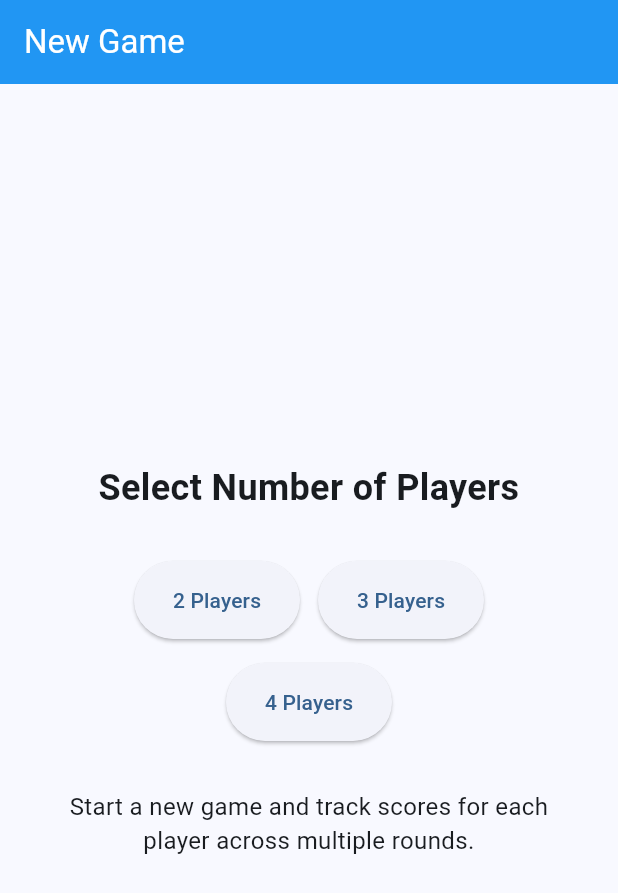
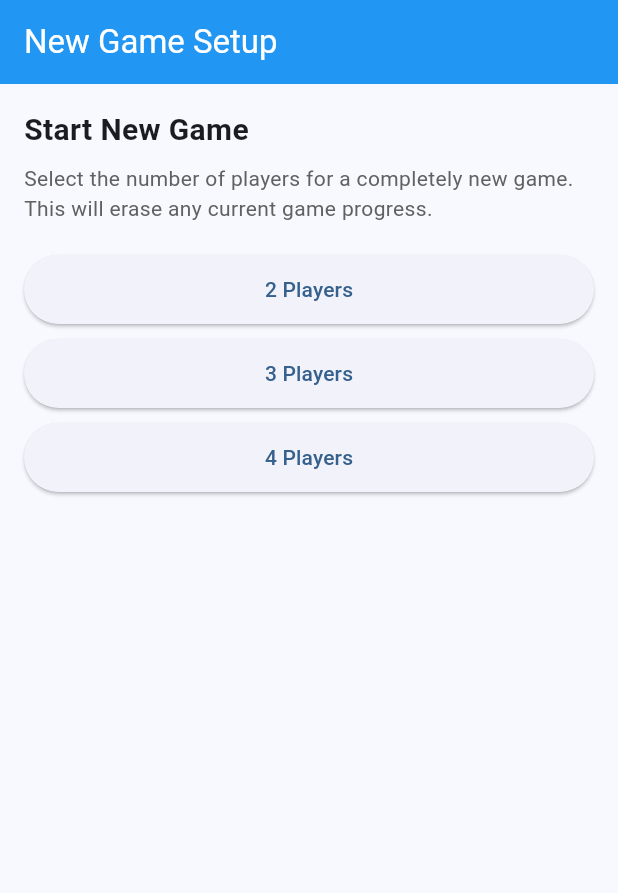
Before and after one commit to Waeladi/score_keeper, a Flutter app: the screen it shows after launch, on a phone screen of 412 x 824 dp. Shown: the top 893 px of the screen. Run offline on Flutter 3.47's test engine with Material 3 defaults, Android fonts, the phone set to English and light mode, and no system bars; our stand-ins replace firebase_analytics, firebase_core, firebase_crashlytics, fl_chart, shared_preferences; accounts and stored records are empty.

Commit message:
feat: Add reset game functionality

```diff
--- a/lib/main.dart
+++ b/lib/main.dart
@@ -11,9 +11,12 @@ import 'package:flutter/foundation.dart';
 import 'package:firebase_crashlytics/firebase_crashlytics.dart';
 
 void main() {
-  WidgetsFlutterBinding.ensureInitialized();
+  // WidgetsFlutterBinding.ensureInitialized(); // <-- MOVE THIS LINE
 
   runZonedGuarded(() async {
+    // Ensure bindings are initialized WITHIN the zone
+    WidgetsFlutterBinding.ensureInitialized(); // <-- TO HERE
+
     await Firebase.initializeApp(
       options: DefaultFirebaseOptions.currentPlatform,
     );
@@ -208,6 +211,63 @@ class _MainScreenState extends State<MainScreen> {
     print('Firebase Analytics: Logged navigation to ${tabNames[index]}');
   }
 
+  // Method to handle the actual reset logic
+  void _resetCurrentGame() {
+    setState(() {
+      _gameState.currentScores = List.filled(4, 0); // Reset scores for all potential player slots
+      _gameState.scoreHistory.clear();
+      _gameState.currentRound = 1;
+      // _gameState.playerNames and _gameState.playerCount remain unchanged
+      _selectedIndex = 0; // Switch to Home tab after reset
+    });
+    _gameState.save(); // Save the reset state
+
+    ScaffoldMessenger.of(context).showSnackBar(
+      const SnackBar(
+        content: Text('Game Reset! Scores and history cleared.'),
+        backgroundColor: Colors.orange,
+      ),
+    );
+  }
+
+  // Method to show the confirmation dialog before resetting
+  void _showResetConfirmationDialog() {
+    // Ensure there's actually a game to reset
+    if (!_gameState.isGameStarted || _gameState.scoreHistory.isEmpty) {
+      ScaffoldMessenger.of(context).showSnackBar(
+        const SnackBar(
+          content: Text('No game progress to reset.'),
+          backgroundColor: Colors.blueGrey,
+        ),
+      );
+      return;
+    }
+
+    showDialog(
+      context: context,
+      builder: (context) => AlertDialog(
+        title: const Text('Reset Current Game?'),
+        content: const Text(
+          'This will clear all scores for the current players. Player names will be kept. This action cannot be undone.',
+        ),
+        actions: [
+          TextButton(
+            onPressed: () => Navigator.of(context).pop(),
+            child: const Text('Cancel'),
+          ),
+          TextButton(
+            style: TextButton.styleFrom(foregroundColor: Colors.red),
+            onPressed: () {
+              Navigator.of(context).pop(); // Close the dialog
+              _resetCurrentGame(); // Perform the reset
+            },
+            child: const Text('Reset Game'),
+          ),
+        ],
+      ),
+    );
+  }
+
   @override
   Widget build(BuildContext context) {
     if (_isLoading) {
@@ -240,6 +300,8 @@ class _MainScreenState extends State<MainScreen> {
       ),
       NewGameScreen(
         onNewGame: _startNewGame,
+        onResetGame: _showResetConfirmationDialog,
+        currentGameState: _gameState,
         showAppBar: false,
       ),
       GraphScreen(
@@ -1489,128 +1551,100 @@ class _HistoryScreenState extends State<HistoryScreen> {
 // New Game Screen
 class NewGameScreen extends StatelessWidget {
   final Function(int) onNewGame;
+  final Function()? onResetGame; // Callback for reset action
+  final GameState? currentGameState; // Pass current state to check if game is started
   final bool showAppBar;
 
   const NewGameScreen({
     super.key,
     required this.onNewGame,
+    this.onResetGame,
+    this.currentGameState,
     this.showAppBar = true,
   });
 
   @override
   Widget build(BuildContext context) {
-    final orientation = MediaQuery.of(context).orientation;
-    final isLandscape = orientation == Orientation.landscape;
-
-    final Widget body = Center(
-      child: Padding(
-        padding: const EdgeInsets.all(16.0),
-        child: isLandscape
-            ? _buildLandscapeLayout(context)
-            : _buildPortraitLayout(context),
-      ),
-    );
-
-    if (showAppBar) {
-      return Scaffold(
-        appBar: AppBar(
-          title: const Text('New Game'),
-        ),
-        body: body,
-      );
-    } else {
-      return body;
-    }
-  }
-
-  Widget _buildPortraitLayout(BuildContext context) {
-    final screenWidth = MediaQuery.of(context).size.width;
-
-    return Column(
-          mainAxisAlignment: MainAxisAlignment.center,
-      children: [
+    // Determine if the reset section should be shown
+    final bool canReset = currentGameState != null && currentGameState!.isGameStarted;
+
+    // Get player names string for the reset description
+    String playerNamesString = "";
+    if (canReset) {
+      playerNamesString = currentGameState!.playerNames
+          .sublist(0, currentGameState!.playerCount)
+          .join(', ');
+    }
+
+    return Scaffold(
+      appBar: showAppBar ? AppBar(title: const Text('New Game Setup')) : null,
+      body: Padding(
+        padding: const EdgeInsets.all(AppConstants.defaultPadding),
+        child: Column(
+          crossAxisAlignment: CrossAxisAlignment.start,
+          children: [
+            // --- Reset Current Game Section (Conditional) ---
+            if (canReset)
+              Padding(
+                padding: const EdgeInsets.only(bottom: 32.0),
+                child: Column(
+                  crossAxisAlignment: CrossAxisAlignment.start,
+                  children: [
+                    const Text(
+                      'Reset Current Game',
+                      style: TextStyle(fontSize: 20, fontWeight: FontWeight.bold),
+                    ),
+                    const SizedBox(height: 8),
+                    Text(
+                      'Keep the current players ($playerNamesString) but clear all scores to start from Round 1.',
+                      style: TextStyle(color: Colors.grey[700]),
+                    ),
+                    const SizedBox(height: 16),
+                    ElevatedButton(
+                      onPressed: onResetGame, // Call the callback passed from MainScreen
+                      style: ElevatedButton.styleFrom(
+                        backgroundColor: Colors.orange, // Distinct color for reset
+                        foregroundColor: Colors.white,
+                        minimumSize: const Size.fromHeight(46),
+                      ),
+                      child: const Text('Reset Game'),
+                    ),
+                    const Divider(height: 40, thickness: 1),
+                  ],
+                ),
+              ),
+
+            // --- Start New Game Section ---
             const Text(
-          'Select Number of Players',
-          style: AppConstants.headingStyle,
-          textAlign: TextAlign.center,
-        ),
-        const SizedBox(height: 32),
-        Padding(
-          padding: const EdgeInsets.symmetric(horizontal: 16.0),
-          child: Wrap(
-            alignment: WrapAlignment.spaceEvenly,
-            spacing: 12,
-            runSpacing: 16,
-            children: [
-              for (int i = 2; i <= 4; i++)
-                SizedBox(
-                  width: (screenWidth - 80) / 3,
+              'Start New Game',
+              style: TextStyle(fontSize: 20, fontWeight: FontWeight.bold),
+            ),
+            const SizedBox(height: 8),
+            Text(
+              'Select the number of players for a completely new game. This will erase any current game progress.',
+              style: TextStyle(color: Colors.grey[700]),
+            ),
+            const SizedBox(height: 16),
+            // Player count buttons
+            Column(
+              children: List.generate(3, (index) {
+                int count = index + 2;
+                return Padding(
+                  padding: const EdgeInsets.symmetric(vertical: 4.0),
                   child: ElevatedButton(
-                    onPressed: () => onNewGame(i),
+                    onPressed: () => onNewGame(count),
                     style: ElevatedButton.styleFrom(
-                      padding: const EdgeInsets.symmetric(
-                        vertical: 16,
-                      ),
-                    ),
-                    child: Text('$i Players'),
-                  ),
+                      minimumSize: const Size.fromHeight(46),
+                    ),
+                    child: Text('$count Players'),
+                  ),
+                );
+              }),
             ),
+            const Spacer(), // Pushes content to the top
           ],
         ),
       ),
-        const SizedBox(height: 32),
-        const Padding(
-          padding: EdgeInsets.symmetric(horizontal: 24.0),
-          child: Text(
-            'Start a new game and track scores for each player across multiple rounds.',
-            textAlign: TextAlign.center,
-            style: TextStyle(fontSize: 16),
-          ),
-        ),
-      ],
-    );
-  }
-
-  Widget _buildLandscapeLayout(BuildContext context) {
-    return Row(
-      children: [
-        const Expanded(
-          child: Column(
-            mainAxisAlignment: MainAxisAlignment.center,
-            children: [
-              Text(
-                'Select Number of Players',
-                style: AppConstants.headingStyle,
-                textAlign: TextAlign.center,
-              ),
-              SizedBox(height: 16),
-              Text(
-                'Start a new game and track scores for each player across multiple rounds.',
-                textAlign: TextAlign.center,
-                style: TextStyle(fontSize: 16),
-              ),
-            ],
-          ),
-        ),
-        Expanded(
-          child: Column(
-            mainAxisAlignment: MainAxisAlignment.center,
-            children: [
-              for (int i = 2; i <= 4; i++)
-                Padding(
-                  padding: const EdgeInsets.symmetric(vertical: 8.0),
-                  child: ElevatedButton(
-                    onPressed: () => onNewGame(i),
-                    style: ElevatedButton.styleFrom(
-                      minimumSize: const Size(200, 50),
-                    ),
-                    child: Text('$i Players'),
-                  ),
-                ),
-            ],
-          ),
-        ),
-      ],
     );
   }
 }
--- a/lib/utils/constants.dart
+++ b/lib/utils/constants.dart
@@ -54,6 +54,7 @@ class AppConstants {
   static const int minScoreValue = -99999;
 
   // Layout
+  static const double defaultPadding = 16.0;
   static const double playerRowHeight = 60.0;
   static const double scoreBoxHeight = 80.0;
 }
```
Also changed, not shown: 2 other files.
